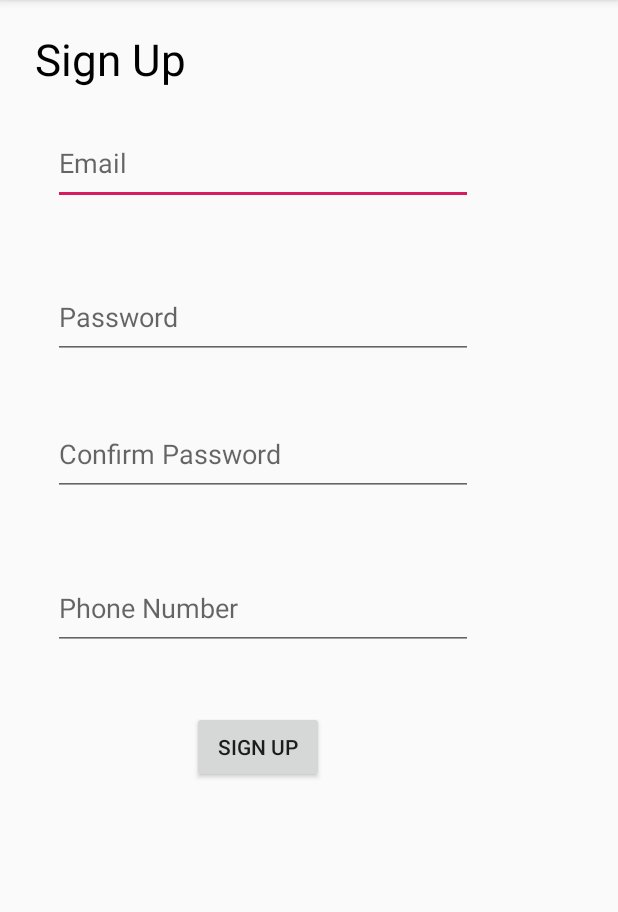
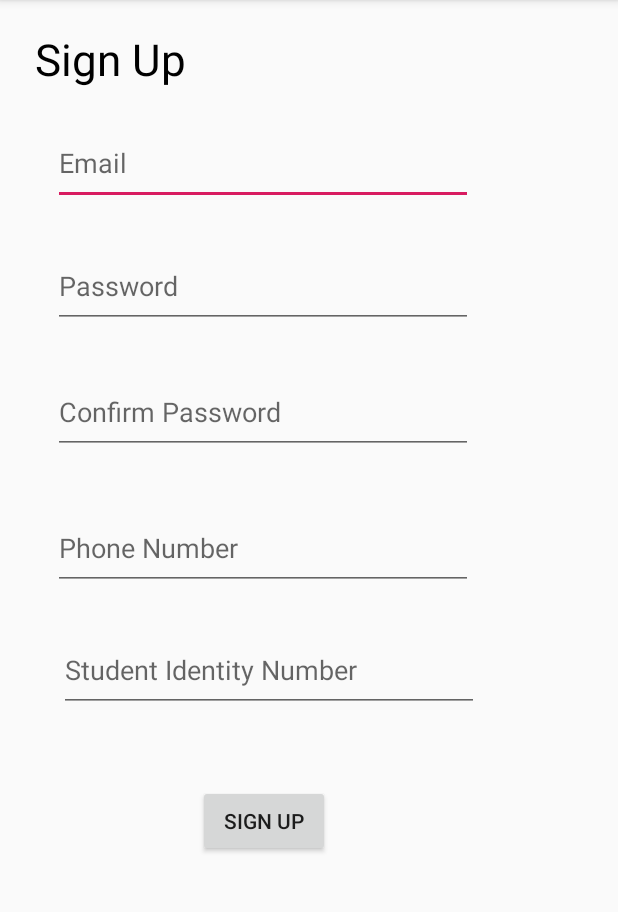
Before and after one commit to GagandeepChugh-prog/HumSafar, an Android app: the screen it shows after launch (SignUpActivity), after a tap on "SIGN UP", on a phone screen of 412 x 824 dp, the part 84-996 px from its top. Run offline under Robolectric (Android 15) with nearby library versions, the phone set to English and light mode, and no system bars; our stand-ins replace Firebase (no records; nobody signed in at launch, a user with empty details on screens opened directly).

```diff
--- /dev/null
+++ b/app/src/main/java/com/inducesmile/humsafar/Home.java
@@ -0,0 +1,24 @@
+package com.inducesmile.humsafar;
+
+import android.app.Application;
+import android.content.Intent;
+
+import com.google.firebase.auth.FirebaseAuth;
+import com.google.firebase.auth.FirebaseUser;
+
+public class Home extends Application {
+    public void onCreate() {
+        super.onCreate();
+
+        FirebaseAuth firebaseAuth=FirebaseAuth.getInstance();
+        FirebaseUser firebaseUser=firebaseAuth.getCurrentUser();
+
+        if(firebaseUser!=null){
+            Intent intent=new Intent(Home.this,LandingPageActivity.class);
+            intent.addFlags(Intent.FLAG_ACTIVITY_NEW_TASK);
+            startActivity(intent);
+        }
+
+    }
+
+}
--- a/app/src/main/java/com/inducesmile/humsafar/SignUpActivity.java
+++ b/app/src/main/java/com/inducesmile/humsafar/SignUpActivity.java
@@ -20,7 +20,7 @@ import com.google.firebase.database.FirebaseDatabase;
 
 public class SignUpActivity extends AppCompatActivity {
 
-    EditText email,password,confirmPassword, phoneNumber;
+    EditText email,password,confirmPassword, phoneNumber,sid;
     Button signUp;
     private FirebaseAuth mAuth;
     private  FirebaseAuth.AuthStateListener firebaseAuthListener;
@@ -47,6 +47,7 @@ public class SignUpActivity extends AppCompatActivity {
         password=findViewById(R.id.password);
         confirmPassword=findViewById(R.id.confirmPassword);
         phoneNumber=findViewById(R.id.phoneNumber);
+        sid=findViewById(R.id.sid);
         signUp=findViewById(R.id.signUp);
 
 
@@ -57,6 +58,7 @@ public class SignUpActivity extends AppCompatActivity {
                 final String Password=password.getText().toString();
                 final String ConfirmPassword=confirmPassword.getText().toString();
                 final String PhoneNumber=phoneNumber.getText().toString();
+                final String SID=sid.getText().toString();
                 if(!Password.equals(ConfirmPassword)){
                     Toast.makeText(getApplicationContext(),"Password does not match",Toast.LENGTH_LONG).show();
                 }
@@ -77,6 +79,8 @@ public class SignUpActivity extends AppCompatActivity {
                                 currentuser2.setValue(Password);
                                 DatabaseReference currentuser3=FirebaseDatabase.getInstance().getReference().child("Users").child(user_id).child("PhoneNumber");
                                 currentuser3.setValue(PhoneNumber);
+                                DatabaseReference currentuser4=FirebaseDatabase.getInstance().getReference().child("Users").child(user_id).child("StudentIdentityNumber");
+                                currentuser4.setValue(SID);
 
 
                             }
--- a/app/src/main/res/layout/activity_sign_up.xml
+++ b/app/src/main/res/layout/activity_sign_up.xml
@@ -27,9 +27,9 @@
         android:layout_alignParentStart="true"
         android:layout_alignParentLeft="true"
         android:layout_alignParentTop="true"
-        android:layout_marginStart="128dp"
-        android:layout_marginLeft="128dp"
-        android:layout_marginTop="474dp"
+        android:layout_marginStart="132dp"
+        android:layout_marginLeft="132dp"
+        android:layout_marginTop="523dp"
         android:text="Sign Up" />
 
     <EditText
@@ -41,9 +41,23 @@
         android:layout_alignParentTop="true"
         android:layout_marginStart="35dp"
         android:layout_marginLeft="35dp"
-        android:layout_marginTop="378dp"
+        android:layout_marginTop="338dp"
         android:ems="10"
         android:hint="Phone Number"
+        android:inputType="phone" />
+
+    <EditText
+        android:id="@+id/sid"
+        android:layout_width="280dp"
+        android:layout_height="55dp"
+        android:layout_alignParentStart="true"
+        android:layout_alignParentLeft="true"
+        android:layout_alignParentTop="true"
+        android:layout_marginStart="39dp"
+        android:layout_marginLeft="39dp"
+        android:layout_marginTop="419dp"
+        android:ems="8"
+        android:hint="Student Identity Number"
         android:inputType="phone" />
 
     <EditText
@@ -57,7 +71,7 @@
 
         android:layout_marginStart="35dp"
         android:layout_marginLeft="35dp"
-        android:layout_marginTop="275dp"
+        android:layout_marginTop="247dp"
         android:ems="10"
         android:hint="Confirm Password"
         android:inputType="textPassword" />
@@ -71,7 +85,7 @@
         android:layout_alignParentTop="true"
         android:layout_marginStart="35dp"
         android:layout_marginLeft="35dp"
-        android:layout_marginTop="184dp"
+        android:layout_marginTop="163dp"
         android:ems="10"
         android:hint="Password"
         android:inputType="textPassword" />
```
Also changed, not shown: app/src/main/AndroidManifest.xml (+9 -4 lines), app/src/main/java/com/inducesmile/humsafar/LandingPageActivity.java (+25 -0 lines), app/src/main/java/com/inducesmile/humsafar/LoginActivity.java (+20 -13 lines), app/src/main/res/layout/activity_landing_page.xml (+13 -2 lines).
